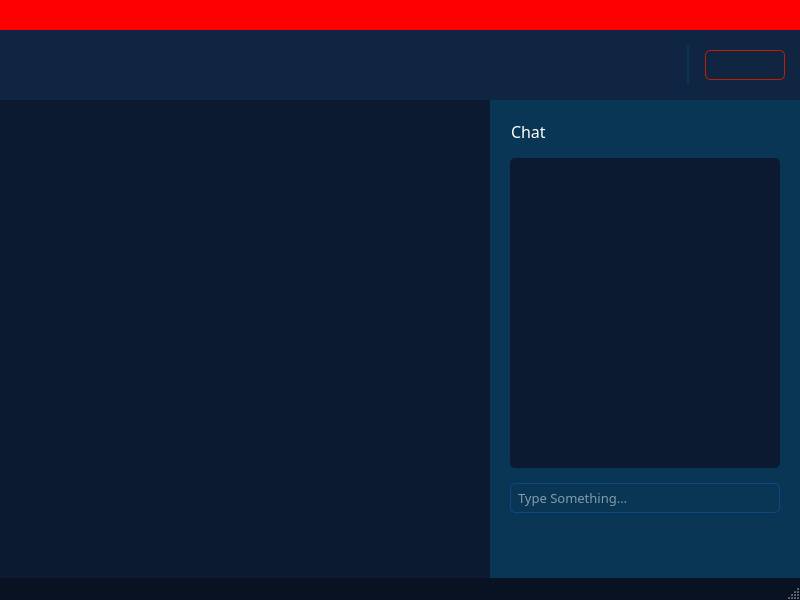
Above: Students/Misc/Templates/meeting.ui from ZVDCM/Horace before the change. Below: the same form after it.
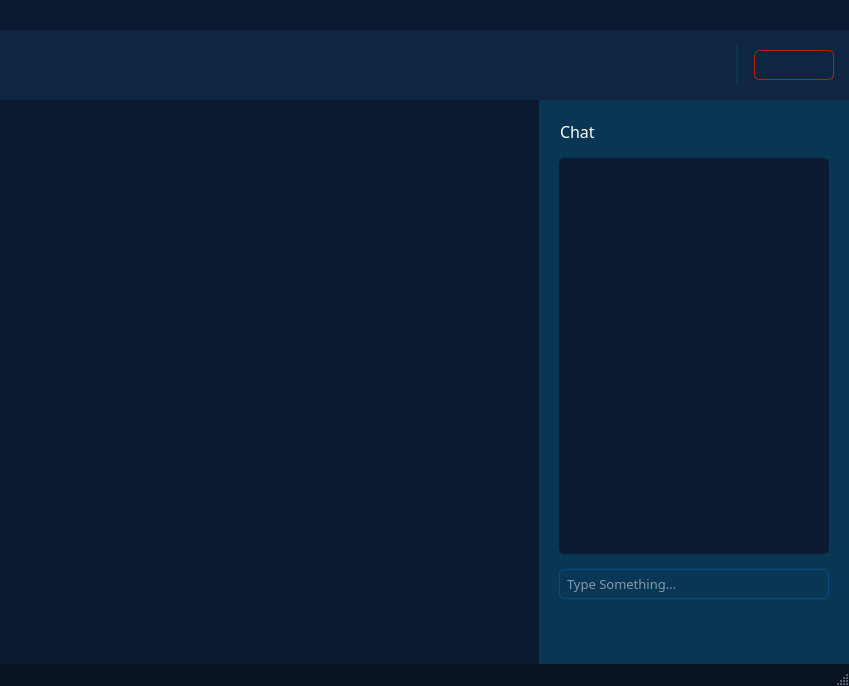
That is the form after the change. The open tabs and pages were chosen to show the change. Icons and pictures are not drawn.

Commit message: Teacher Student Meeting Done

Diff of the .ui file:
```diff
--- a/Students/Misc/Templates/meeting.ui
+++ b/Students/Misc/Templates/meeting.ui
@@ -6,8 +6,8 @@
    <rect>
     <x>0</x>
     <y>0</y>
-    <width>800</width>
-    <height>600</height>
+    <width>849</width>
+    <height>686</height>
    </rect>
   </property>
   <property name="windowTitle">
@@ -48,7 +48,7 @@
        </size>
       </property>
       <property name="styleSheet">
-       <string notr="true">background: red;</string>
+       <string notr="true"/>
       </property>
       <layout class="QHBoxLayout" name="horizontalLayout_10">
        <property name="spacing">
@@ -724,7 +724,7 @@
                   <x>0</x>
                   <y>0</y>
                   <width>270</width>
-                  <height>307</height>
+                  <height>393</height>
                  </rect>
                 </property>
                 <property name="styleSheet">
```
Left out of the diff: 2 changed lines with no effect on the pictures. The commit also changes 38 other files.
